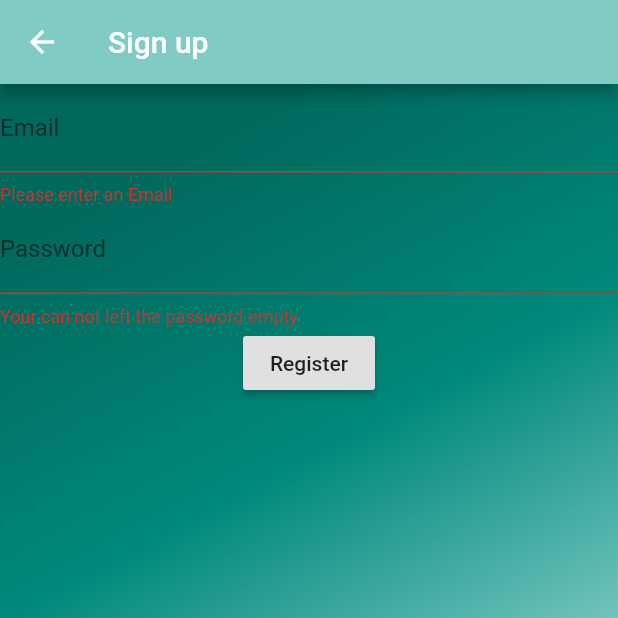
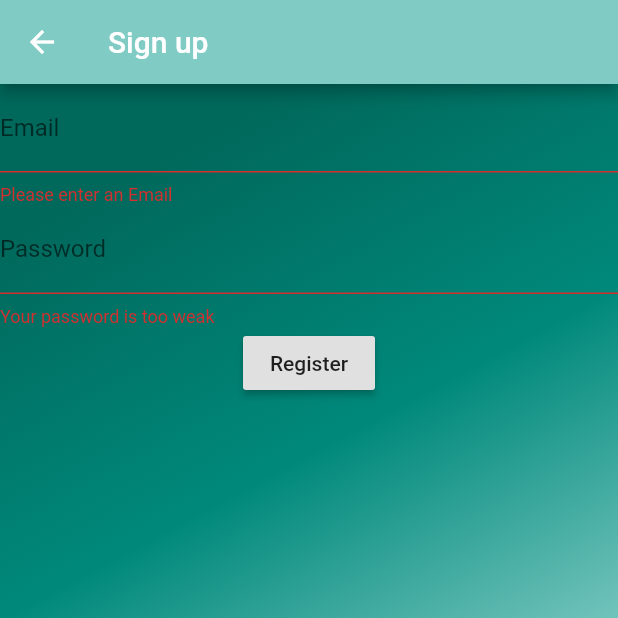
Before and after one commit to hungvo0603/pic_vandyhacks, a Flutter app: the SignUpPage screen opened directly, after a tap on "Register", on a phone screen of 412 x 824 dp, the top half of it. Run offline on Flutter 3.47's test engine with Material 2 defaults, Android fonts, the phone set to English and light mode, and no system bars; our stand-ins replace firebase_auth, firebase_core, flutter_signin_button; accounts and stored records are empty.

Commit message:
sign in and sign up complete

```diff
--- a/vandy_hack/lib/pages/authentication/login_page.dart
+++ b/vandy_hack/lib/pages/authentication/login_page.dart
@@ -69,7 +69,7 @@ class SignInPage extends StatelessWidget {
                         SignInButton(
                           Buttons.GoogleDark,
                           onPressed: () {
-                             // CONTEXT
+                            // CONTEXT
                           },
                         ),
                         Divider(),
--- a/vandy_hack/lib/pages/authentication/sign_up.dart
+++ b/vandy_hack/lib/pages/authentication/sign_up.dart
@@ -36,17 +36,17 @@ class _SignUpPageState extends State<SignUpPage> {
                       return 'Please enter an Email';
                     }
                   },
-                  onSaved: (input) => _email = input,
+                  onChanged: (input) => _email = input,
                   decoration: InputDecoration(labelText: 'Email'),
                 ),
                 TextFormField(
                   // ignore: missing_return
                   validator: (input) {
-                    if (input.isEmpty) {
-                      return 'Your can not left the password empty';
+                    if (input.length < 6) {
+                      return 'Your password is too weak';
                     }
                   },
-                  onSaved: (input) => _email = input,
+                  onChanged: (input) => _password = input,
                   decoration: InputDecoration(labelText: 'Password'),
                   obscureText: true,
                 ),
@@ -69,6 +69,12 @@ class _SignUpPageState extends State<SignUpPage> {
             .createUserWithEmailAndPassword(email: _email, password: _password);
         Navigator.push(context,
             MaterialPageRoute(builder: (context) => SharingPage(User: user)));
+      } on FirebaseAuthException catch (e) {
+        if (e.code == 'weak-password') {
+          print('The password provided is too weak.');
+        } else if (e.code == 'email-already-in-use') {
+          print('The account already exists for that email.');
+        }
       } catch (e) {
         print(e.message);
       }
```
Also changed, not shown: vandy_hack/lib/LoadingPage.dart (+5 -5 lines), vandy_hack/lib/main.dart (+7 -14 lines), vandy_hack/lib/pages/authentication/SharingPage.dart (+21 -0 lines), vandy_hack/lib/pages/authentication/authen.dart (+8 -4 lines).
